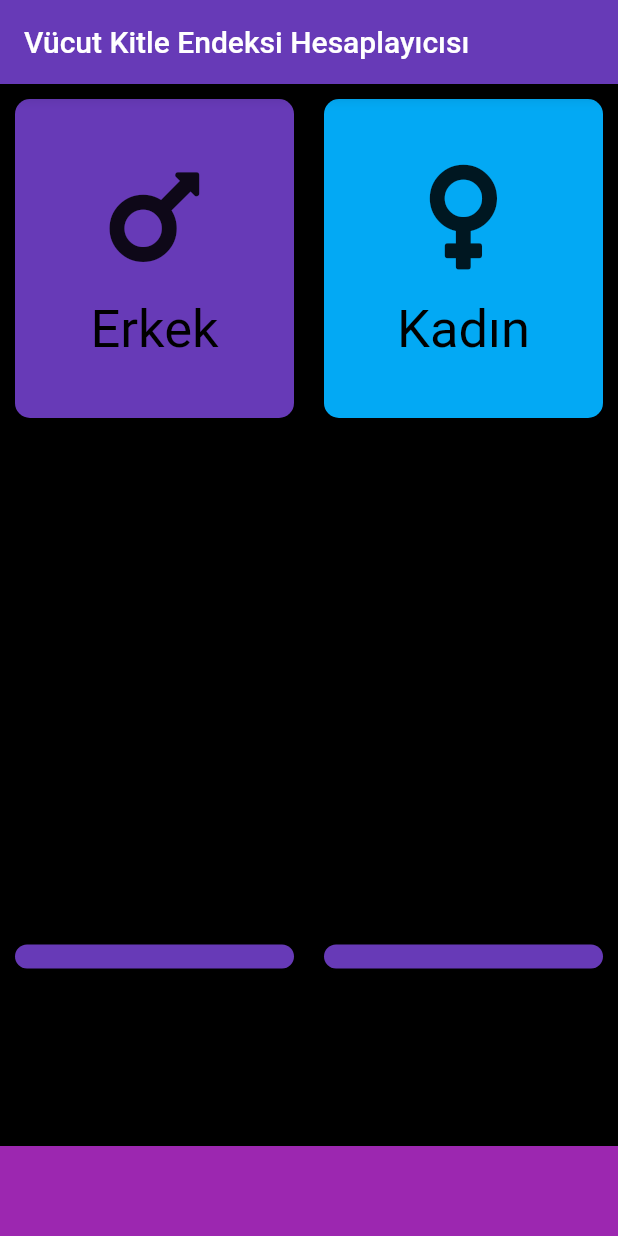
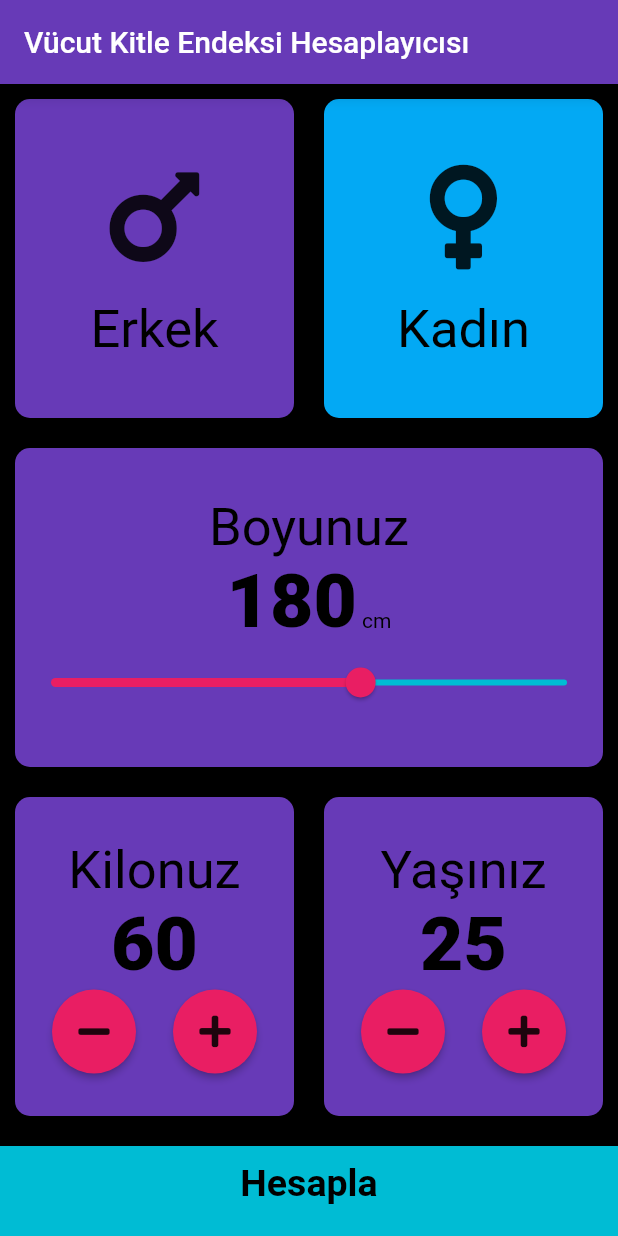
Before and after one commit to Whitewolf1911/Vucut-Kitle-Endeksi-Hesaplayici, a Flutter app: the screen it shows after launch, on a phone screen of 412 x 824 dp. Run offline on Flutter 3.47's test engine with Material 2 defaults, Android fonts, the phone set to English and light mode, and no system bars; our stand-ins replace font_awesome_flutter.

Commit message:
Finished app.  With better file organization and functionality.

```diff
--- /dev/null
+++ b/lib/calculator_brain.dart
@@ -0,0 +1,43 @@
+import 'dart:math';
+
+class CalculatorBrain {
+  final int height;
+  final int weight;
+
+  double bmi=0;
+
+  CalculatorBrain({required this.weight, required this.height});
+
+  String calculateBMI() {
+    bmi = weight / pow(height / 100, 2);
+    return bmi.toStringAsFixed(1);
+  }
+  // double calculateBMI() {
+  //   double _bmi = weight / pow(height / 100, 2);
+  //   return double.parse(_bmi.toStringAsFixed(1));
+  // }
+
+  String get_result() {
+    if (bmi >= 30.0) {
+      return 'Obez';
+    } else if (bmi >= 25.0 && bmi <30.0 ) {
+      return 'Şişman';
+    } else if (bmi > 18.5 && bmi<25.0) {
+      return 'Normal';
+    } else {
+      return 'Zayıf';
+    }
+  }
+
+  String getInfo() {
+    if (bmi >= 30.0) {
+      return 'Kilonuz çok yüksek. Egzersize ve diyete ihtiyacınız var. Profesyonel yardım alabilirsiniz. ';
+    } else if (bmi >= 25.0 && bmi <30.0) {
+      return 'Kilonuz normalden yüksek. Egzersiz ve diyetle daha sağlıklı bir kiloya gelebilirsiniz.';
+    } else if (bmi > 18.5 && bmi<25.0) {
+      return 'Kilonuz boyunuza göre gayet sağlıklı. Fakat egzersizi ihmal etmeyiniz. ';
+    } else {
+      return 'Kilonuz boyunuza göre az. Kalori alımınızı sağlıklı bir şekilde arttırıp, egzersiz yapmayı ihmal etmeyiniz.';
+    }
+  }
+}
--- /dev/null
+++ b/lib/components/bottom_button.dart
@@ -0,0 +1,27 @@
+import 'package:flutter/material.dart';
+import '/constants.dart';
+class BottomButton extends StatelessWidget {
+  final VoidCallback onTap;
+  final String text;
+
+  BottomButton({required this.text, required this.onTap});
+
+  @override
+  Widget build(BuildContext context) {
+    return GestureDetector(
+      onTap: onTap,
+      child: Container(
+        child: Center(
+            child: Text(
+          text,
+          style: kLargeButtonTextStyle,
+        )),
+        color: Colors.cyan,
+        margin: EdgeInsets.only(top: 10.0),
+        width: double.infinity,
+        height: kBottomContainerHeight,
+        padding: EdgeInsets.only(bottom: 10),
+      ),
+    );
+  }
+}
--- /dev/null
+++ b/lib/components/reusable_card.dart
@@ -0,0 +1,22 @@
+import 'package:flutter/material.dart';
+
+class ReusableCard extends StatelessWidget {
+  ReusableCard({required this.color, required this.cardChild,required this.onPress});
+
+  final Color color;
+  final Widget cardChild;
+  final VoidCallback onPress;
+
+  @override
+  Widget build(BuildContext context) {
+    return GestureDetector(
+      onTap: onPress,
+      child: Container(
+        child: cardChild,
+        margin: EdgeInsets.all(10.0),
+        decoration: BoxDecoration(
+            borderRadius: BorderRadius.circular(10.0), color: color),
+      ),
+    );
+  }
+}
--- /dev/null
+++ b/lib/components/round_icon_button.dart
@@ -0,0 +1,20 @@
+import 'package:flutter/material.dart';
+
+
+class RoundIconButton extends StatelessWidget {
+  VoidCallback onPressed;
+  final IconData icon;
+  RoundIconButton({required this.onPressed, required this.icon});
+
+  @override
+  Widget build(BuildContext context) {
+    return RawMaterialButton(
+      onPressed: onPressed,
+      shape: CircleBorder(),
+      fillColor: Colors.pink,
+      elevation: 2.0,
+      constraints: BoxConstraints.tightFor(height: 56.0, width: 56.0),
+      child: Icon(icon),
+    );
+  }
+}
--- /dev/null
+++ b/lib/constants.dart
@@ -0,0 +1,24 @@
+import 'package:flutter/material.dart';
+
+const kBottomContainerHeight = 60.0;
+
+const kActiveCardColor = Colors.deepPurple;
+
+const kInactiveCardColor = Colors.lightBlue;
+
+const kBoldTextStyle = TextStyle(fontSize: 50, fontWeight: FontWeight.w900);
+
+const kLargeButtonTextStyle =
+    TextStyle(fontWeight: FontWeight.bold, fontSize: 25.0);
+
+const kTitleTextStyle =
+    TextStyle(fontSize: 50.0, fontWeight: FontWeight.bold, color: Colors.cyan);
+
+const kResultTextStyle =
+    TextStyle(color: Colors.cyan, fontSize: 30, fontWeight: FontWeight.bold);
+
+const kBMItextStyle =
+    TextStyle(fontSize: 100, fontWeight: FontWeight.bold, color: Colors.white);
+
+const kBMIinfoStyle =
+    TextStyle(fontWeight: FontWeight.w600, color: Colors.green, fontSize: 25);
--- a/lib/input_page.dart
+++ /dev/null
@@ -1,99 +0,0 @@
-// ignore_for_file: prefer_const_constructors, prefer_const_literals_to_create_immutables
-
-import 'package:flutter/material.dart';
-import 'package:font_awesome_flutter/font_awesome_flutter.dart';
-import 'icon_content.dart';
-import 'reusable_card.dart';
-
-const double bottomContainerHeight = 60.0;
-const Color activeCardColor = Colors.deepPurple;
-const Color inactiveCardColor = Colors.lightBlue;
-
-enum Gender {
-  male,
-  female,
-}
-
-class InputPage extends StatefulWidget {
-  @override
-  _InputPageState createState() => _InputPageState();
-}
-
-class _InputPageState extends State<InputPage> {
-  Color maleCardColour = inactiveCardColor;
-  Color femaleCardColour = inactiveCardColor;
-
-  Gender selectedGender = Gender.male;
-
-  @override
-  Widget build(BuildContext context) {
-    return Scaffold(
-        appBar: AppBar(
-          title: Text('Vücut Kitle Endeksi Hesaplayıcısı'),
-        ),
-        body: Column(
-          children: [
-            Expanded(
-              child: Row(
-                children: [
-                  Expanded(
-                      child: GestureDetector(
-                    onTap: () {
-                      setState(() {
-                        selectedGender = Gender.male;
-                      });
-                    },
-                    child: ReusableCard(
-                        color: selectedGender == Gender.male
-                            ? activeCardColor
-                            : inactiveCardColor,
-                        cardChild: IconContent(
-                          iconOfContent: FontAwesomeIcons.mars,
-                          textValue: 'Erkek',
-                        )),
-                  )),
-                  Expanded(
-                      child: GestureDetector(
-                    onTap: () {
-                      setState(() {
-                        selectedGender = Gender.female;
-                      });
-                    },
-                    child: ReusableCard(
-                        color: selectedGender == Gender.female
-                            ? activeCardColor
-                            : inactiveCardColor,
-                        cardChild: IconContent(
-                          iconOfContent: FontAwesomeIcons.venus,
-                          textValue: 'Kadın',
-                        )),
-                  ))
-                ],
-              ),
-            ),
-            Expanded(
-                child:
-                    ReusableCard(color: activeCardColor, cardChild: Text(''))),
-            Expanded(
-                child: Row(
-              children: [
-                Expanded(
-                    child: ReusableCard(
-                        color: activeCardColor, cardChild: Text(''))),
-                Expanded(
-                    child: ReusableCard(
-                  color: activeCardColor,
-                  cardChild: Text(''),
-                ))
-              ],
-            )),
-            Container(
-              color: Colors.purple,
-              margin: EdgeInsets.only(top: 10.0),
-              width: double.infinity,
-              height: bottomContainerHeight,
-            )
-          ],
-        ));
-  }
-}
--- a/lib/main.dart
+++ b/lib/main.dart
@@ -1,7 +1,7 @@
 // ignore_for_file: prefer_const_constructors
 
 import 'package:flutter/material.dart';
-import 'input_page.dart';
+import 'screens/input_page.dart';
 
 void main() => runApp(BMICalculator());
 
@@ -16,6 +16,7 @@ class BMICalculator extends StatelessWidget {
         textTheme: TextTheme(bodyText2: TextStyle(color: Colors.black))
       ),
       home: InputPage(),
+
     );
   }
 }
--- a/lib/reusable_card.dart
+++ /dev/null
@@ -1,18 +0,0 @@
-import 'package:flutter/material.dart';
-
-class ReusableCard extends StatelessWidget {
-  ReusableCard({required this.color, required this.cardChild});
-
-  final Color color;
-  final Widget cardChild;
-
-  @override
-  Widget build(BuildContext context) {
-    return Container(
-      child: cardChild,
-      margin: EdgeInsets.all(10.0),
-      decoration: BoxDecoration(
-          borderRadius: BorderRadius.circular(10.0), color: color),
-    );
-  }
-}
--- /dev/null
+++ b/lib/screens/input_page.dart
@@ -0,0 +1,219 @@
+// ignore_for_file: prefer_const_constructors, prefer_const_literals_to_create_immutables
+
+import 'results_page.dart';
+import 'package:flutter/material.dart';
+import 'package:font_awesome_flutter/font_awesome_flutter.dart';
+import '/components/icon_content.dart';
+import '/components/reusable_card.dart';
+import '/constants.dart';
+import '/components/bottom_button.dart';
+import '/components/round_icon_button.dart';
+import 'package:bmi_calculator/calculator_brain.dart';
+
+enum Gender {
+  male,
+  female,
+}
+
+class InputPage extends StatefulWidget {
+  @override
+  _InputPageState createState() => _InputPageState();
+}
+
+class _InputPageState extends State<InputPage> {
+  Color maleCardColour = kInactiveCardColor;
+  Color femaleCardColour = kInactiveCardColor;
+
+  Gender selectedGender = Gender.male;
+  int height = 180;
+  int weight = 60;
+  int age = 25;
+  @override
+  Widget build(BuildContext context) {
+    return Scaffold(
+        appBar: AppBar(
+          title: Text('Vücut Kitle Endeksi Hesaplayıcısı'),
+        ),
+        body: Column(
+          crossAxisAlignment: CrossAxisAlignment.stretch,
+          children: [
+            Expanded(
+              child: Row(
+                children: [
+                  Expanded(
+                      child: ReusableCard(
+                    color: selectedGender == Gender.male
+                        ? kActiveCardColor
+                        : kInactiveCardColor,
+                    cardChild: IconContent(
+                      iconOfContent: FontAwesomeIcons.mars,
+                      textValue: 'Erkek',
+                    ),
+                    onPress: () {
+                      setState(() {
+                        selectedGender = Gender.male;
+                      });
+                    },
+                  )),
+                  Expanded(
+                      child: ReusableCard(
+                    color: selectedGender == Gender.female
+                        ? kActiveCardColor
+                        : kInactiveCardColor,
+                    cardChild: IconContent(
+                      iconOfContent: FontAwesomeIcons.venus,
+                      textValue: 'Kadın',
+                    ),
+                    onPress: () {
+                      setState(() {
+                        selectedGender = Gender.female;
+                      });
+                    },
+                  ))
+                ],
+              ),
+            ),
+            Expanded(
+                child: ReusableCard(
+              color: kActiveCardColor,
+              cardChild: Column(
+                mainAxisAlignment: MainAxisAlignment.center,
+                children: [
+                  Text(
+                    'Boyunuz',
+                    style: labelTextStyle,
+                  ),
+                  Row(
+                    mainAxisAlignment: MainAxisAlignment.center,
+                    crossAxisAlignment: CrossAxisAlignment.baseline,
+                    textBaseline: TextBaseline.ideographic,
+                    children: [
+                      Text(
+                        height.toString(),
+                        style: kBoldTextStyle,
+                      ),
+                      Text(' cm')
+                    ],
+                  ),
+                  Slider(
+                    value: height.toDouble(),
+                    min: 120.0,
+                    max: 220.0,
+                    onChanged: (double newValue) {
+                      setState(() {
+                        height = newValue.toInt();
+                      });
+                    },
+                    activeColor: Colors.pink,
+                    inactiveColor: Colors.cyan,
+                  )
+                ],
+              ),
+              onPress: () {},
+            )),
+            Expanded(
+                child: Row(
+              children: [
+                Expanded(
+                    child: ReusableCard(
+                  color: kActiveCardColor,
+                  cardChild: Column(
+                    mainAxisAlignment: MainAxisAlignment.center,
+                    children: [
+                      Text(
+                        'Kilonuz',
+                        style: labelTextStyle,
+                      ),
+                      Text(
+                        weight.toString(),
+                        style: kBoldTextStyle,
+                      ),
+                      Row(
+                        mainAxisAlignment: MainAxisAlignment.spaceEvenly,
+                        children: [
+                          RoundIconButton(
+                            icon: FontAwesomeIcons.minus,
+                            onPressed: () {
+                              setState(() {
+                                weight--;
+                              });
+                            },
+                          ),
+                          RoundIconButton(
+                            icon: FontAwesomeIcons.plus,
+                            onPressed: () {
+                              setState(() {
+                                weight++;
+                              });
+                            },
+                          ),
+                        ],
+                      )
+                    ],
+                  ),
+                  onPress: () {},
+                )),
+                Expanded(
+                    child: ReusableCard(
+                  color: kActiveCardColor,
+                  cardChild: Column(
+                    mainAxisAlignment: MainAxisAlignment.center,
+                    children: [
+                      Text(
+                        'Yaşınız',
+                        style: labelTextStyle,
+                      ),
+                      Text(
+                        age.toString(),
+                        style: kBoldTextStyle,
+                      ),
+                      Row(
+                        mainAxisAlignment: MainAxisAlignment.spaceEvenly,
+                        children: [
+                          RoundIconButton(
+                            icon: FontAwesomeIcons.minus,
+                            onPressed: () {
+                              setState(() {
+                                if (age > 1) {
+                                  age--;
+                                }
+                              });
+                            },
+                          ),
+                          RoundIconButton(
+                            icon: FontAwesomeIcons.plus,
+                            onPressed: () {
+                              setState(() {
+                                if (age < 110) {
+                                  age++;
+                                }
+                              });
+                            },
+                          )
+                        ],
+                      )
+                    ],
+                  ),
+                  onPress: () {},
+                ))
+              ],
+            )),
+            //Calculate button
+            BottomButton(
+              text: 'Hesapla',
+              onTap: () {
+                CalculatorBrain calc =
+                    CalculatorBrain(height: height, weight: weight,);
+                Navigator.push(context, MaterialPageRoute(builder: (context) {
+                  return ResultsPage(
+                    bmiResultNumber: calc.calculateBMI(),
+                    bmiResult: calc.get_result(),
+                    bmiResultInfo: calc.getInfo(),
+                  );
+                }));
+              },
+            )
+          ],
+        ));
+  }
+}
```
Also changed, not shown: lib/screens/results_page.dart (added, +72 -0 lines), lib/components/icon_content.dart (renamed from lib/icon_content.dart), 1 other file.
